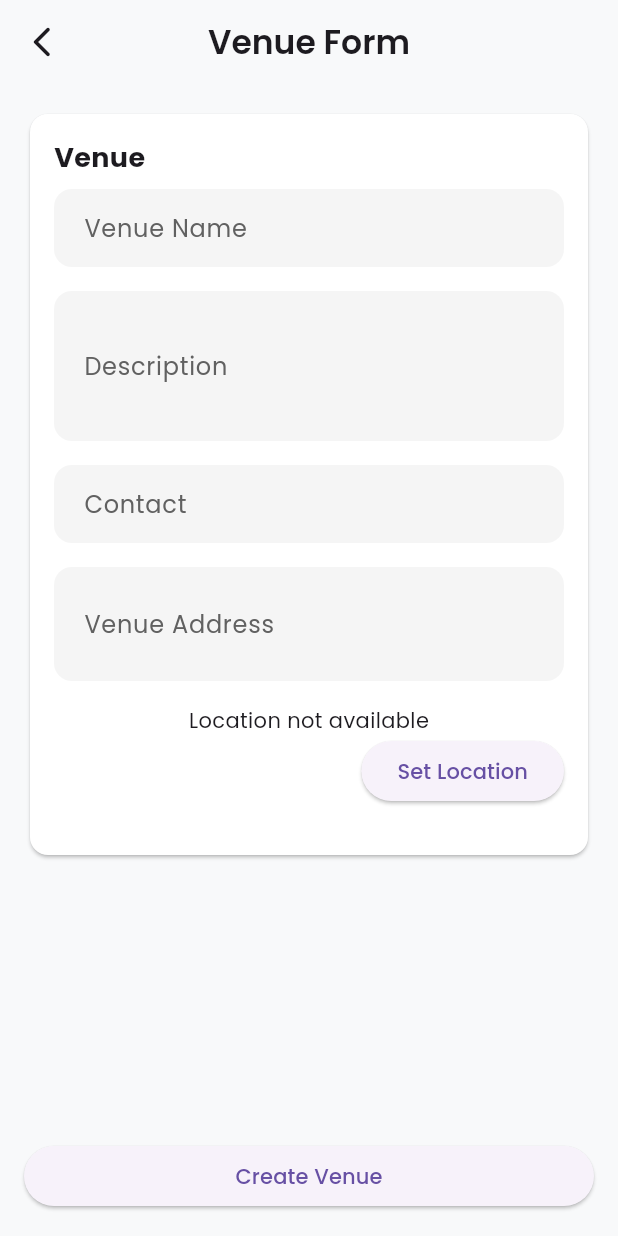
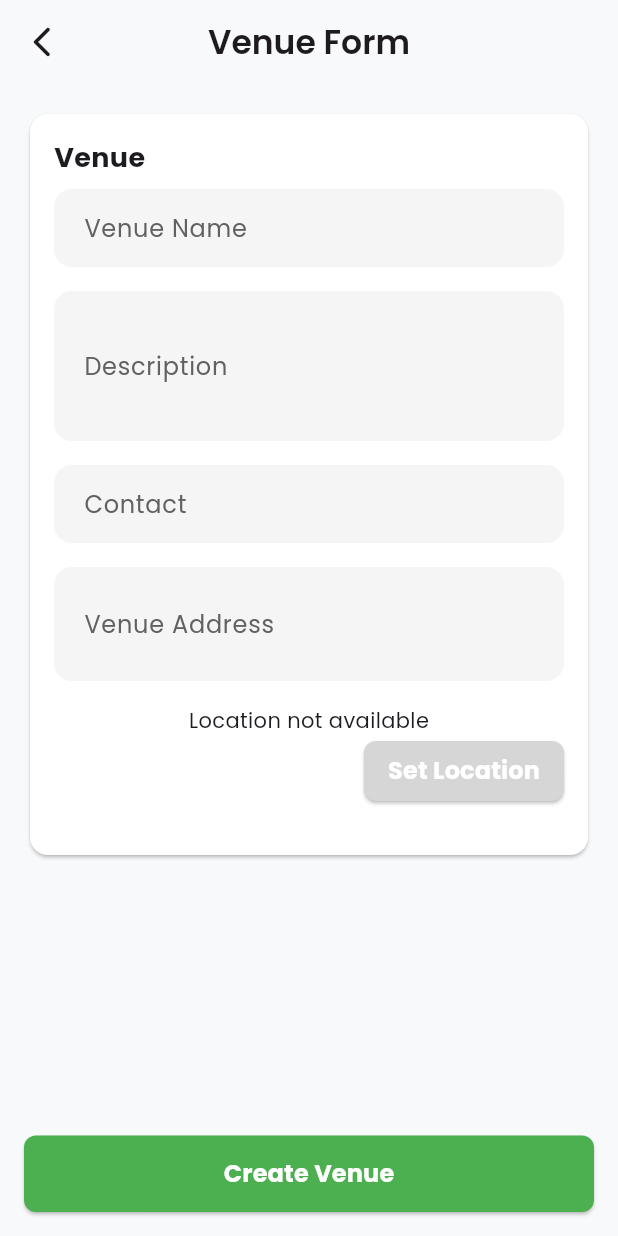
Before and after one commit to halolutfii/football-venue-booking-app, a Flutter app: the VenueFormScreen screen opened directly with empty values, on a phone screen of 412 x 824 dp. Run offline on Flutter 3.47's test engine with Material 3 defaults, Android fonts, the phone set to English and light mode, and no system bars; our stand-ins replace cloud_firestore, firebase_auth, firebase_core, flutter_dotenv, flutter_map, geolocator and 7 more; missing offline and left inert: flutter_osm_plugin; accounts and stored records are empty.

Commit message:
[update]: ui/ux

```diff
--- a/lib/screen/pages/owner/home_screen.dart
+++ b/lib/screen/pages/owner/home_screen.dart
@@ -179,7 +179,9 @@ class _OwnerHomeState extends State<OwnerHomeScreen> {
                   arguments: {"isUpdateForm": false},
                 );
               },
-              child: Icon(Icons.add),
+              child: const Icon(Icons.add_box_rounded, color: const Color.fromARGB(255, 71, 70, 70)),
+              backgroundColor: Colors.white,
+              // child: Icon(Icons.add),
             ),
           );
   }
--- a/lib/screen/pages/owner/venue_form_screen.dart
+++ b/lib/screen/pages/owner/venue_form_screen.dart
@@ -7,6 +7,7 @@ import 'package:football_venue_booking_app/widgets/text_field.dart';
 import 'package:latlong2/latlong.dart';
 import 'package:mask_text_input_formatter/mask_text_input_formatter.dart';
 import 'package:provider/provider.dart';
+import 'package:google_fonts/google_fonts.dart';
 
 class VenueFormScreen extends StatefulWidget {
   final bool isUpdateForm;
@@ -204,8 +205,7 @@ class _VenueFormScreenState extends State<VenueFormScreen> {
                                   onPressed: () async {
                                     await venueProvider.getLocation(context);
 
-                                    if (venueProvider.locationPermission !=
-                                        null) {
+                                    if (venueProvider.locationPermission != null) {
                                       ScaffoldMessenger.of(context).showSnackBar(
                                         SnackBar(
                                           content: Row(
@@ -232,7 +232,21 @@ class _VenueFormScreenState extends State<VenueFormScreen> {
                                       );
                                     }
                                   },
-                                  child: Text("Set Location"),
+                                  style: ElevatedButton.styleFrom(
+                                    backgroundColor: Colors.grey[350],
+                                    padding: const EdgeInsets.symmetric(vertical: 6, horizontal: 16),
+                                    shape: RoundedRectangleBorder(
+                                      borderRadius: BorderRadius.circular(8),
+                                    ),
+                                  ),
+                                  child: Text(
+                                    "Set Location",
+                                    style: GoogleFonts.poppins(
+                                      fontSize: 16,
+                                      fontWeight: FontWeight.bold,
+                                      color: Colors.white,
+                                    ),
+                                  ),
                                 ),
                               ],
                             ),
@@ -280,8 +294,7 @@ class _VenueFormScreenState extends State<VenueFormScreen> {
                             return;
                           }
 
-                          if (venueProvider.latitude == null &&
-                              venueProvider.longitude == null) {
+                          if (venueProvider.latitude == null && venueProvider.longitude == null) {
                             ScaffoldMessenger.of(context).showSnackBar(
                               SnackBar(
                                 content: Row(
@@ -357,11 +370,32 @@ class _VenueFormScreenState extends State<VenueFormScreen> {
                             );
                           }
                         },
+                        style: ElevatedButton.styleFrom(
+                          backgroundColor: Colors.green,
+                          padding: const EdgeInsets.symmetric(vertical: 14),
+                          shape: RoundedRectangleBorder(
+                            borderRadius: BorderRadius.circular(8),
+                          ),
+                        ),
                         child: venueProvider.isLoading
                             ? const CircularProgressIndicator()
                             : widget.isUpdateForm
-                            ? const Text('Update Venue')
-                            : const Text('Create Venue'),
+                                ? const Text(
+                                    'Update Venue',
+                                    style: TextStyle(
+                                      fontSize: 16,
+                                      fontWeight: FontWeight.bold,
+                                      color: Colors.white,
+                                    ),
+                                  )
+                                : const Text(
+                                    'Create Venue',
+                                    style: TextStyle(
+                                      fontSize: 16,
+                                      fontWeight: FontWeight.bold,
+                                      color: Colors.white,
+                                    ),
+                                  ),
                       ),
                     ),
                   ],
```
Also changed, not shown: lib/screen/pages/owner/activity/action_booking_screen.dart (+72 -3 lines), lib/screen/pages/owner/venue_detail_screen.dart (+10 -2 lines).
